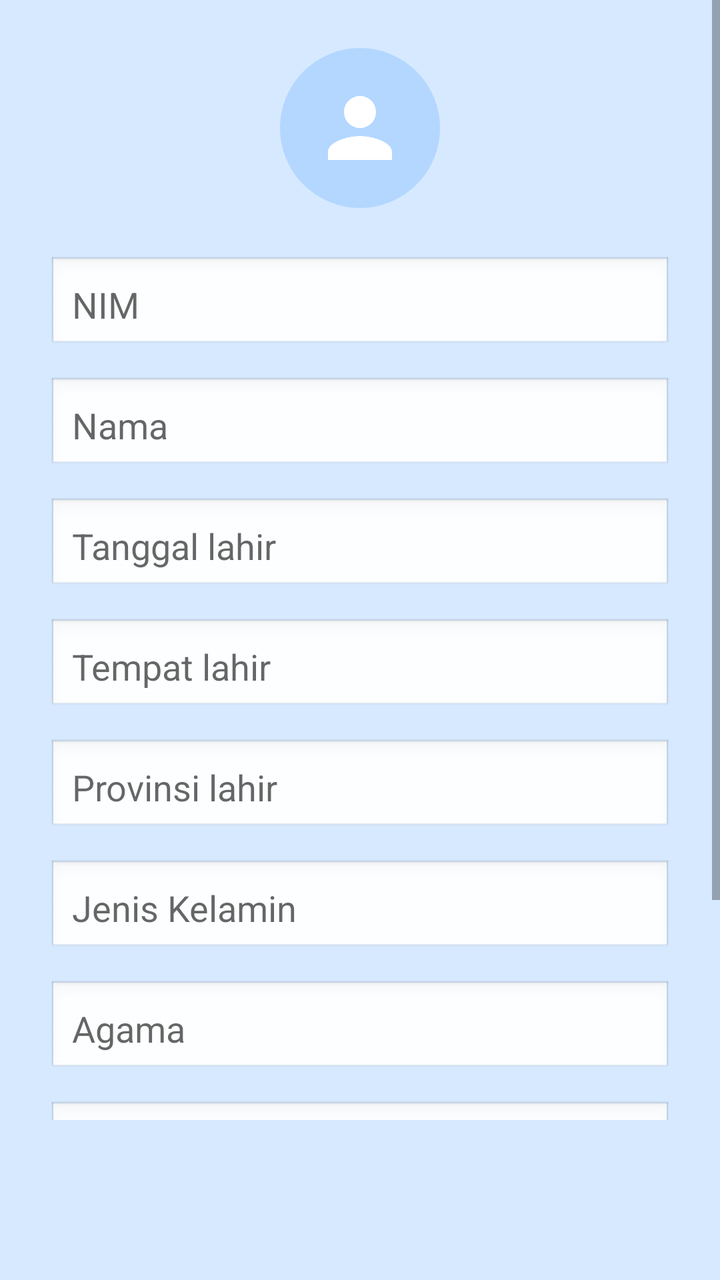
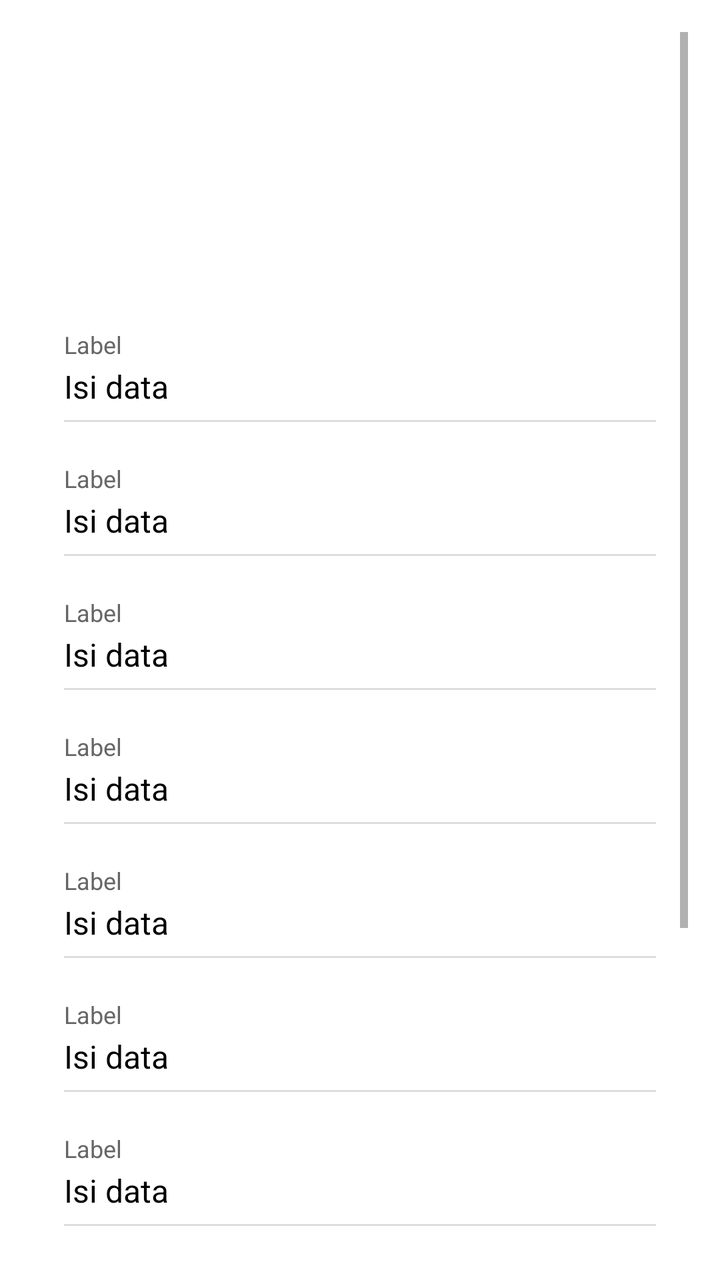

Screens rendered from an Android XML layout before and after an edit, with the pre-edit source and the edit as a unified diff.
<!-- AndroidManifest.xml: application theme Theme.Pedait -->
<!-- res/layout/fragment_profile.xml -->
<?xml version="1.0" encoding="utf-8"?>
<ScrollView xmlns:android="http://schemas.android.com/apk/res/android"
    android:background="#D6E9FF"
    android:layout_width="match_parent"
    android:layout_height="match_parent"
    android:fillViewport="true"
    android:paddingBottom="80dp">

    <LinearLayout
        android:orientation="vertical"
        android:padding="24dp"
        android:gravity="center_horizontal"
        android:layout_width="match_parent"
        android:layout_height="wrap_content">

        <ImageView
            android:id="@+id/ivProfilePicture"
            android:src="@drawable/ic_profile"
            android:layout_width="80dp"
            android:layout_height="80dp"
            android:layout_marginBottom="24dp"
            android:background="@drawable/circle_background"
            android:padding="16dp"
            android:clickable="true"
            android:focusable="true"/>

        <EditText android:id="@+id/etNim" android:hint="NIM" style="@style/EditProfileField" />
        <EditText android:id="@+id/etNama" android:hint="Nama" style="@style/EditProfileField" />
        <EditText android:id="@+id/etTanggalLahir" android:hint="Tanggal lahir" style="@style/EditProfileField" />
        <EditText android:id="@+id/etTempatLahir" android:hint="Tempat lahir" style="@style/EditProfileField" />
        <EditText android:id="@+id/etProvinsiLahir" android:hint="Provinsi lahir" style="@style/EditProfileField" />
        <EditText android:id="@+id/etJenisKelamin" android:hint="Jenis Kelamin" style="@style/EditProfileField" />
        <EditText android:id="@+id/etAgama" android:hint="Agama" style="@style/EditProfileField" />
        <EditText android:id="@+id/etNoHp" android:hint="No. HP" style="@style/EditProfileField" />
        <EditText android:id="@+id/etEmail" android:hint="Email" style="@style/EditProfileField" />

        <Button
            android:id="@+id/btnSave"
            android:layout_width="match_parent"
            android:layout_height="wrap_content"
            android:layout_marginTop="16dp"
            android:text="Simpan"
            android:textAllCaps="false"
            android:backgroundTint="#2196F3"
            android:textColor="@android:color/white" />

        <TextView
            android:layout_width="match_parent"
            android:layout_height="wrap_content"
            android:id="@+id/btnLogout"
            android:text="Logout"
            android:textColor="#F44336"
            android:layout_marginTop="16dp"
            android:textSize="16sp"
            android:layout_gravity="center" />

    </LinearLayout>
</ScrollView>
<!-- resources referenced by this layout -->
<resources>
  <!-- drawable circle_background (drawable) -->
  <shape xmlns:android="http://schemas.android.com/apk/res/android"
      android:shape="oval">
      <solid android:color="#B3D7FF" />
  </shape>
  <!-- drawable ic_profile (drawable) -->
  <?xml version="1.0" encoding="utf-8"?>
  <vector xmlns:android="http://schemas.android.com/apk/res/android"
      android:width="24dp"
      android:height="24dp"
      android:viewportWidth="24"
      android:viewportHeight="24">
      <path
          android:fillColor="@color/white"
          android:pathData="M12,12c2.21,0 4,-1.79 4,-4s-1.79,-4 -4,-4 -4,1.79 -4,4 1.79,4 4,4zM12,14c-2.67,0 -8,1.34 -8,4v2h16v-2c0,-2.66 -5.33,-4 -8,-4z"/>
  </vector>
  <style name="EditProfileField">
          <item name="android:layout_width">match_parent</item>
          <item name="android:layout_height">wrap_content</item>
          <item name="android:layout_marginBottom">12dp</item>
          <item name="android:padding">12dp</item>
          <item name="android:background">@android:drawable/edit_text</item>
      </style>
  <style name="Theme.Pedait" parent="Theme.MaterialComponents.DayNight.NoActionBar">
          
          <item name="colorPrimary">@color/purple_500</item>
          <item name="colorPrimaryVariant">@color/purple_700</item>
          <item name="colorOnPrimary">@color/white</item>
          
          <item name="colorSecondary">@color/teal_200</item>
          <item name="colorSecondaryVariant">@color/teal_700</item>
          <item name="colorOnSecondary">@color/white</item>
          
          <item name="android:statusBarColor">?attr/colorPrimaryVariant</item>
          
  
  
      </style>
  <color name="white">#FFFFFFFF</color>
  <color name="purple_500">#FF6200EE</color>
  <color name="purple_700">#FF3700B3</color>
  <color name="teal_200">#FF03DAC5</color>
  <color name="teal_700">#FF018786</color>
</resources>

<!-- the commit's change to res/layout/fragment_profile.xml (unified diff, before → after) -->
@@ -1,58 +1,93 @@
 <?xml version="1.0" encoding="utf-8"?>
 <ScrollView xmlns:android="http://schemas.android.com/apk/res/android"
-    android:background="#D6E9FF"
     android:layout_width="match_parent"
     android:layout_height="match_parent"
+    xmlns:app="http://schemas.android.com/apk/res-auto"
+    android:background="#FFFFFF"
     android:fillViewport="true"
-    android:paddingBottom="80dp">
+    android:padding="16dp">
 
     <LinearLayout
         android:orientation="vertical"
-        android:padding="24dp"
-        android:gravity="center_horizontal"
         android:layout_width="match_parent"
-        android:layout_height="wrap_content">
+        android:layout_height="wrap_content"
+        android:padding="16dp"
+        android:gravity="center_horizontal">
 
-        <ImageView
+        
+        <com.google.android.material.imageview.ShapeableImageView
             android:id="@+id/ivProfilePicture"
+            android:layout_width="100dp"
+            android:layout_height="100dp"
+            android:layout_marginBottom="24dp"
+            android:clickable="true"
+            android:focusable="true"
+            android:scaleType="centerCrop"
             android:src="@drawable/ic_profile"
-            android:layout_width="80dp"
-            android:layout_height="80dp"
-            android:layout_marginBottom="24dp"
-            android:background="@drawable/circle_background"
-            android:padding="16dp"
-            android:clickable="true"
-            android:focusable="true"/>
+            app:shapeAppearanceOverlay="@style/RoundedImage"
+            android:background="@android:color/transparent"/>
 
-        <EditText android:id="@+id/etNim" android:hint="NIM" style="@style/EditProfileField" />
-        <EditText android:id="@+id/etNama" android:hint="Nama" style="@style/EditProfileField" />
-        <EditText android:id="@+id/etTanggalLahir" android:hint="Tanggal lahir" style="@style/EditProfileField" />
-        <EditText android:id="@+id/etTempatLahir" android:hint="Tempat lahir" style="@style/EditProfileField" />
-        <EditText android:id="@+id/etProvinsiLahir" android:hint="Provinsi lahir" style="@style/EditProfileField" />
-        <EditText android:id="@+id/etJenisKelamin" android:hint="Jenis Kelamin" style="@style/EditProfileField" />
-        <EditText android:id="@+id/etAgama" android:hint="Agama" style="@style/EditProfileField" />
-        <EditText android:id="@+id/etNoHp" android:hint="No. HP" style="@style/EditProfileField" />
-        <EditText android:id="@+id/etEmail" android:hint="Email" style="@style/EditProfileField" />
+        
+        <include layout="@layout/item_profile_row" android:id="@+id/rowNim" />
+        <include layout="@layout/item_profile_row" android:id="@+id/rowNama" />
+        <include layout="@layout/item_profile_row" android:id="@+id/rowTanggalLahir" />
+        <include layout="@layout/item_profile_row" android:id="@+id/rowTempatLahir" />
+        <include layout="@layout/item_profile_row" android:id="@+id/rowProvinsiLahir" />
+        <include layout="@layout/item_profile_row" android:id="@+id/rowJenisKelamin" />
+        <include layout="@layout/item_profile_row" android:id="@+id/rowAgama" />
+        <include layout="@layout/item_profile_row" android:id="@+id/rowNoHp" />
+        <include layout="@layout/item_profile_row" android:id="@+id/rowEmail" />
 
-        <Button
-            android:id="@+id/btnSave"
+        
+        <TextView
+            android:id="@+id/btnLogout"
             android:layout_width="match_parent"
             android:layout_height="wrap_content"
-            android:layout_marginTop="16dp"
-            android:text="Simpan"
-            android:textAllCaps="false"
-            android:backgroundTint="#2196F3"
-            android:textColor="@android:color/white" />
-
-        <TextView
-            android:layout_width="match_parent"
-            android:layout_height="wrap_content"
-            android:id="@+id/btnLogout"
-            android:text="Logout"
-            android:textColor="#F44336"
-            android:layout_marginTop="16dp"
+            android:layout_marginTop="24dp"
+            android:layout_marginBottom="28dp"
+            android:text="Sign Out"
+            android:textColor="#FFFFFF"
             android:textSize="16sp"
-            android:layout_gravity="center" />
-
+            android:background="@drawable/rounded_corner_red"
+            android:paddingHorizontal="16dp"
+            android:paddingVertical="10dp"
+            android:gravity="center" />
     </LinearLayout>
 </ScrollView>
+<!-- res/layout/item_profile_row.xml (included above) -->
+<?xml version="1.0" encoding="utf-8"?>
+<LinearLayout xmlns:android="http://schemas.android.com/apk/res/android"
+    android:id="@+id/rowContainer"
+    android:layout_width="match_parent"
+    android:layout_height="wrap_content"
+    android:orientation="vertical"
+    android:paddingBottom="12dp"
+    android:paddingTop="8dp"
+    android:clickable="true"
+    android:focusable="true"
+    android:background="?attr/selectableItemBackground">
+
+    <TextView
+        android:id="@+id/label"
+        android:layout_width="match_parent"
+        android:layout_height="wrap_content"
+        android:text="Label"
+        android:textColor="#666666"
+        android:textSize="12sp"
+        android:paddingBottom="2dp" />
+
+    <TextView
+        android:id="@+id/value"
+        android:layout_width="match_parent"
+        android:layout_height="wrap_content"
+        android:text="Isi data"
+        android:textSize="16sp"
+        android:textColor="#000000"
+        android:padding="0dp" />
+
+    <View
+        android:layout_width="match_parent"
+        android:layout_height="1dp"
+        android:layout_marginTop="6dp"
+        android:background="#DDDDDD" />
+</LinearLayout>
<!-- resource entries referenced after the edit -->
@@ -1,10 +1,5 @@
 <!-- resources referenced by this layout -->
 <resources>
-  <!-- drawable circle_background (drawable) -->
-  <shape xmlns:android="http://schemas.android.com/apk/res/android"
-      android:shape="oval">
-      <solid android:color="#B3D7FF" />
-  </shape>
   <!-- drawable ic_profile (drawable) -->
   <?xml version="1.0" encoding="utf-8"?>
   <vector xmlns:android="http://schemas.android.com/apk/res/android"
@@ -16,12 +11,21 @@
           android:fillColor="@color/white"
           android:pathData="M12,12c2.21,0 4,-1.79 4,-4s-1.79,-4 -4,-4 -4,1.79 -4,4 1.79,4 4,4zM12,14c-2.67,0 -8,1.34 -8,4v2h16v-2c0,-2.66 -5.33,-4 -8,-4z"/>
   </vector>
-  <style name="EditProfileField">
-          <item name="android:layout_width">match_parent</item>
-          <item name="android:layout_height">wrap_content</item>
-          <item name="android:layout_marginBottom">12dp</item>
-          <item name="android:padding">12dp</item>
-          <item name="android:background">@android:drawable/edit_text</item>
+  <!-- drawable rounded_corner_red (drawable) -->
+  <?xml version="1.0" encoding="utf-8"?>
+  <shape xmlns:android="http://schemas.android.com/apk/res/android"
+      android:shape="rectangle">
+      <solid android:color="#F44336" /> 
+      <corners android:radius="20dp" />
+      <padding
+          android:left="12dp"
+          android:top="8dp"
+          android:right="12dp"
+          android:bottom="8dp" />
+  </shape>
+  <style name="RoundedImage" parent="">
+          <item name="cornerFamily">rounded</item>
+          <item name="cornerSize">50%</item>
       </style>
   <style name="Theme.Pedait" parent="Theme.MaterialComponents.DayNight.NoActionBar">
           
